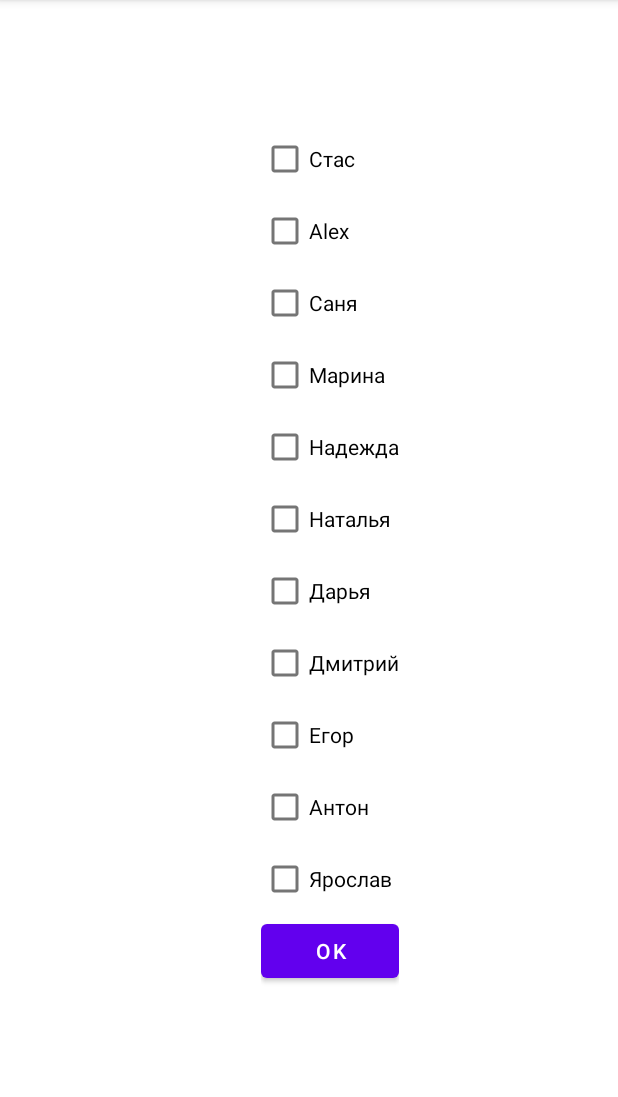
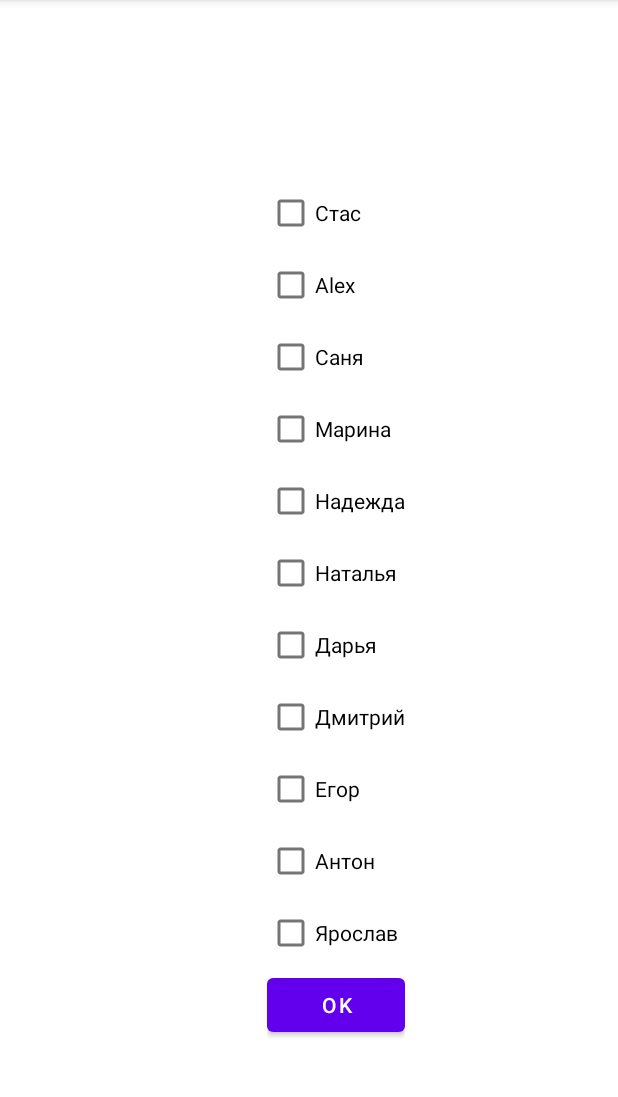
Before and after one commit to EgorTor11/Lessjn15RandomStudent, an Android app: the screen it shows after launch (MainActivity before the commit, MainActivity2 after it), after a tap on "ОТМЕТИТЬ ОТСУТСТВУЮЩИХ", on a phone screen of 412 x 824 dp, the part 84-1181 px from its top. Run offline under Robolectric (Android 15) with nearby library versions, the phone set to English and light mode, and no system bars; 1 other tap on this screen came first.

Commit message:
переписал при помощи второй активити

```diff
--- a/app/src/main/AndroidManifest.xml
+++ b/app/src/main/AndroidManifest.xml
@@ -10,6 +10,9 @@
         android:supportsRtl="true"
         android:theme="@style/Theme.Lessjn15RandomStudent">
         <activity
+            android:name=".MainActivity2"
+            android:exported="false" />
+        <activity
             android:name=".MainActivity"
             android:exported="true">
             <intent-filter>
--- /dev/null
+++ b/app/src/main/java/com/example/lessjn15randomstudent/IdIsEnable.kt
@@ -0,0 +1,5 @@
+package com.example.lessjn15randomstudent
+
+data class IdIsEnable(val id:Int, var isChecked:Boolean){
+
+}
--- a/app/src/main/java/com/example/lessjn15randomstudent/MainActivity.kt
+++ b/app/src/main/java/com/example/lessjn15randomstudent/MainActivity.kt
@@ -1,5 +1,6 @@
 package com.example.lessjn15randomstudent
 
+import android.content.Intent
 import android.graphics.Color
 import androidx.appcompat.app.AppCompatActivity
 import android.os.Bundle
@@ -11,94 +12,80 @@ import java.util.*
 class MainActivity : AppCompatActivity() {
     var tableRow: TableRow? = null
     var tvRandomStudent: TextView? = null
+
     var imageView: ImageView? = null
     var arrayListsOtsut = ArrayList<Int>()
     var btnStartSelect: Button? = null
     var btnVybOtsut: Button? = null
     var linearLayout: LinearLayout? = null
-    var checkBox0: CheckBox? = null
-    var checkBox1: CheckBox? = null
-    var checkBox2: CheckBox? = null
-    var checkBox3: CheckBox? = null
-    var checkBox4: CheckBox? = null
-    var checkBox5: CheckBox? = null
-    var checkBox6: CheckBox? = null
-    var checkBox7: CheckBox? = null
-    var checkBox8: CheckBox? = null
-    var checkBox9: CheckBox? = null
-    var checkBox10: CheckBox? = null
+
+
     val mapStudents = mutableMapOf(
-        R.id.checkBox0 to  Student("Стас",true,R.drawable.img0),
-        R.id.checkBox1 to  Student("Alex",true,R.drawable.img1),
-        R.id.checkBox2 to   Student("Саня",true,R.drawable.img2),
-        R.id.checkBox3 to   Student("Марина",true,R.drawable.img3),
-        R.id.checkBox4 to   Student("Надежда",true,R.drawable.img4),
-        R.id.checkBox5 to    Student("Наталья",true,R.drawable.img5),
-        R.id.checkBox6 to  Student("Дарья",true,R.drawable.img6),
-        R.id.checkBox7 to   Student("Дмитрий",true,R.drawable.img7),
-        R.id.checkBox8 to   Student("Егор",true,R.drawable.img8),
-        R.id.checkBox9 to   Student("Антон",true,R.drawable.img9),
-        R.id.checkBox10 to   Student("Ярослав",true,R.drawable.img10))
+        R.id.checkBox0 to Student("Стас", true, R.drawable.img0),
+        R.id.checkBox1 to Student("Alex", true, R.drawable.img1),
+        R.id.checkBox2 to Student("Саня", true, R.drawable.img2),
+        R.id.checkBox3 to Student("Марина", true, R.drawable.img3),
+        R.id.checkBox4 to Student("Надежда", true, R.drawable.img4),
+        R.id.checkBox5 to Student("Наталья", true, R.drawable.img5),
+        R.id.checkBox6 to Student("Дарья", true, R.drawable.img6),
+        R.id.checkBox7 to Student("Дмитрий", true, R.drawable.img7),
+        R.id.checkBox8 to Student("Егор", true, R.drawable.img8),
+        R.id.checkBox9 to Student("Антон", true, R.drawable.img9),
+        R.id.checkBox10 to Student("Ярослав", true, R.drawable.img10)
+    )
 
     override fun onCreate(savedInstanceState: Bundle?) {
         super.onCreate(savedInstanceState)
         setContentView(R.layout.activity_main)
         imageView = findViewById(R.id.imageView)
         tvRandomStudent = findViewById(R.id.tvRandomStudent)
+
         btnStartSelect = findViewById(R.id.btnStartSelect)
+
         btnVybOtsut = findViewById(R.id.btnVybOtsut)
         linearLayout = findViewById(R.id.linlay)
         tableRow = findViewById(R.id.tbrIm)
-        checkBox0 = findViewById(R.id.checkBox0)
-        checkBox1 = findViewById(R.id.checkBox1)
-        checkBox2 = findViewById(R.id.checkBox2)
-        checkBox3 = findViewById(R.id.checkBox3)
-        checkBox4 = findViewById(R.id.checkBox4)
-        checkBox5 = findViewById(R.id.checkBox5)
-        checkBox6 = findViewById(R.id.checkBox6)
-        checkBox7 = findViewById(R.id.checkBox7)
-        checkBox8 = findViewById(R.id.checkBox8)
-        checkBox9 = findViewById(R.id.checkBox9)
-        checkBox10 = findViewById(R.id.checkBox10)
+
 
     }
 
     fun onBtnStartClick(view: View?) {
+
         btnStartSelect!!.setBackgroundColor(Color.RED)
-     val ran  = mapStudents.values.toList().filter { it.isEnabled}.random() // преобразовал мапу в лист чисто по значениям, а его отфильтровал по полям
-        tvRandomStudent?.setText(ran.name)
-    imageView?.setImageResource(ran.imageID)
-        }
+        if (!mapStudents.values.toList().filter { it.isEnabled }.isEmpty()) {
+            val ran = mapStudents.values.toList().filter { it.isEnabled }
+                .random() // преобразовал мапу в лист чисто по значениям, а его отфильтровал по полям
+            tvRandomStudent?.setText(ran.name)
+            imageView?.setImageResource(ran.imageID)
+        } else Toast.makeText(this, "Все студенты отсутствуют!", Toast.LENGTH_LONG).show()
+
+    }
 
 
     fun onBtnVyborOtsutClick(view: View?) {
-        linearLayout!!.visibility = View.VISIBLE
-        tableRow!!.visibility = View.GONE
-        btnVybOtsut!!.visibility = View.GONE
-        btnStartSelect!!.visibility = View.GONE
-        tvRandomStudent!!.visibility = View.GONE
-        btnStartSelect!!.setBackgroundColor(Color.BLUE)
+//
+        startActivityForResult(Intent(this, MainActivity2::class.java), 11)
+
     }
 
-    fun onBtnOkClick(view: View?) {
-        linearLayout!!.visibility = View.GONE
-        btnVybOtsut!!.visibility = View.VISIBLE
-        btnStartSelect!!.visibility = View.VISIBLE
-        tvRandomStudent!!.visibility = View.VISIBLE
-        tableRow!!.visibility = View.VISIBLE
+    var str = ""
+    override fun onActivityResult(requestCode: Int, resultCode: Int, data: Intent?) {
+        super.onActivityResult(requestCode, resultCode, data)
+        if (requestCode == 11) {
+            str = data?.getStringExtra("id").toString()
+        }
+        proverka()
     }
 
-    fun onCheckboxClicked(view: View) {
-        val checkBox = view as CheckBox
-        val checked = checkBox.isChecked
-        for (a in mapStudents){
-            if (a.key==view.getId()){
-                if (checked){
-                    a.value.isEnabled=false
-                }else{a.value.isEnabled=true}
-            }
 
+    fun proverka() {
+        for (i in mapStudents.keys.toList()) {
+            mapStudents.get(i)?.isEnabled = !str.split(" ").contains(i.toString())
         }
+    }
 
-    }
+
+    // mapStudents.get(buttonView.id)?.isEnabled = !isChecked
+
+
 }
--- /dev/null
+++ b/app/src/main/java/com/example/lessjn15randomstudent/MainActivity2.kt
@@ -0,0 +1,69 @@
+package com.example.lessjn15randomstudent
+
+import android.content.Intent
+import androidx.appcompat.app.AppCompatActivity
+import android.os.Bundle
+import android.view.View
+import android.widget.CheckBox
+import android.widget.CompoundButton
+
+class MainActivity2 : AppCompatActivity(), CompoundButton.OnCheckedChangeListener {
+    val arreyListId = mutableListOf<Int>()
+    var checkBox0: CheckBox? = null
+    var checkBox1: CheckBox? = null
+    var checkBox2: CheckBox? = null
+    var checkBox3: CheckBox? = null
+    var checkBox4: CheckBox? = null
+    var checkBox5: CheckBox? = null
+    var checkBox6: CheckBox? = null
+    var checkBox7: CheckBox? = null
+    var checkBox8: CheckBox? = null
+    var checkBox9: CheckBox? = null
+    var checkBox10: CheckBox? = null
+    override fun onCreate(savedInstanceState: Bundle?) {
+        super.onCreate(savedInstanceState)
+        setContentView(R.layout.activity_main2)
+        checkBox0 = findViewById(R.id.checkBox0)
+        checkBox1 = findViewById(R.id.checkBox1)
+        checkBox2 = findViewById(R.id.checkBox2)
+        checkBox3 = findViewById(R.id.checkBox3)
+        checkBox4 = findViewById(R.id.checkBox4)
+        checkBox5 = findViewById(R.id.checkBox5)
+        checkBox6 = findViewById(R.id.checkBox6)
+        checkBox7 = findViewById(R.id.checkBox7)
+        checkBox8 = findViewById(R.id.checkBox8)
+        checkBox9 = findViewById(R.id.checkBox9)
+        checkBox10 = findViewById(R.id.checkBox10)
+
+        checkBox0?.setOnCheckedChangeListener(this)
+        checkBox1?.setOnCheckedChangeListener(this)
+        checkBox2?.setOnCheckedChangeListener(this)
+        checkBox3?.setOnCheckedChangeListener(this)
+        checkBox4?.setOnCheckedChangeListener(this)
+        checkBox5?.setOnCheckedChangeListener(this)
+        checkBox6?.setOnCheckedChangeListener(this)
+        checkBox7?.setOnCheckedChangeListener(this)
+        checkBox8?.setOnCheckedChangeListener(this)
+        checkBox9?.setOnCheckedChangeListener(this)
+        checkBox10?.setOnCheckedChangeListener(this)
+
+    }
+
+    var str = "255"
+    override fun onCheckedChanged(buttonView: CompoundButton?, isChecked: Boolean) {
+
+        if (buttonView != null) {
+            if (isChecked) {
+                arreyListId.add(buttonView.id)
+                str = arreyListId.joinToString(" ")
+            }
+        }
+    }
+
+    fun onBtnOkClick(view: View?) {
+
+        intent.putExtra("id", str)
+        setResult(RESULT_OK, intent)
+        finish()
+    }
+}
--- a/app/src/main/res/layout/activity_main.xml
+++ b/app/src/main/res/layout/activity_main.xml
@@ -36,104 +36,6 @@
             android:textStyle="bold|italic" />
     </TableRow>
 
-    <LinearLayout
-        android:id="@+id/linlay"
-        android:layout_width="wrap_content"
-        android:layout_height="wrap_content"
-        android:layout_marginStart="164dp"
-        android:layout_marginBottom="100dp"
-        android:orientation="vertical"
-        android:padding="10dp"
-        android:visibility="gone"
-        app:layout_constraintBottom_toBottomOf="parent"
-        app:layout_constraintStart_toStartOf="parent">
-
-        <CheckBox
-            android:id="@+id/checkBox0"
-            android:layout_width="match_parent"
-            android:layout_height="wrap_content"
-            android:onClick="onCheckboxClicked"
-            android:text="Стас" />
-
-        <CheckBox
-            android:id="@+id/checkBox1"
-            android:layout_width="match_parent"
-            android:layout_height="wrap_content"
-            android:onClick="onCheckboxClicked"
-            android:text="Alex" />
-
-        <CheckBox
-            android:id="@+id/checkBox2"
-            android:layout_width="match_parent"
-            android:layout_height="wrap_content"
-            android:onClick="onCheckboxClicked"
-            android:text="Саня" />
-
-        <CheckBox
-            android:id="@+id/checkBox3"
-            android:layout_width="match_parent"
-            android:layout_height="wrap_content"
-            android:onClick="onCheckboxClicked"
-            android:text="Марина" />
-
-        <CheckBox
-            android:id="@+id/checkBox4"
-            android:layout_width="match_parent"
-            android:layout_height="wrap_content"
-            android:onClick="onCheckboxClicked"
-            android:text="Надежда" />
-
-        <CheckBox
-            android:id="@+id/checkBox5"
-            android:layout_width="match_parent"
-            android:layout_height="wrap_content"
-            android:onClick="onCheckboxClicked"
-            android:text="Наталья" />
-
-        <CheckBox
-            android:id="@+id/checkBox6"
-            android:layout_width="match_parent"
-            android:layout_height="wrap_content"
-            android:onClick="onCheckboxClicked"
-            android:text="Дарья" />
-
-        <CheckBox
-            android:id="@+id/checkBox7"
-            android:layout_width="match_parent"
-            android:layout_height="wrap_content"
-            android:onClick="onCheckboxClicked"
-            android:text="Дмитрий" />
-
-        <CheckBox
-            android:id="@+id/checkBox8"
-            android:layout_width="match_parent"
-            android:layout_height="wrap_content"
-            android:onClick="onCheckboxClicked"
-            android:text="Егор" />
-
-        <CheckBox
-            android:id="@+id/checkBox9"
-            android:layout_width="match_parent"
-            android:layout_height="wrap_content"
-            android:onClick="onCheckboxClicked"
-            android:text="Антон" />
-
-        <CheckBox
-            android:id="@+id/checkBox10"
-            android:layout_width="match_parent"
-            android:layout_height="wrap_content"
-            android:onClick="onCheckboxClicked"
-            android:text="Ярослав" />
-
-        <Button
-            android:id="@+id/button2"
-            android:layout_width="match_parent"
-            android:layout_height="wrap_content"
-            android:onClick="onBtnOkClick"
-            android:text="OK" />
-
-    </LinearLayout>
-
     <Button
         android:id="@+id/btnVybOtsut"
         android:layout_width="0dp"
--- /dev/null
+++ b/app/src/main/res/layout/activity_main2.xml
@@ -0,0 +1,98 @@
+<?xml version="1.0" encoding="utf-8"?>
+<androidx.constraintlayout.widget.ConstraintLayout xmlns:android="http://schemas.android.com/apk/res/android"
+    xmlns:app="http://schemas.android.com/apk/res-auto"
+    xmlns:tools="http://schemas.android.com/tools"
+    android:layout_width="match_parent"
+    android:layout_height="match_parent"
+    tools:context=".MainActivity2">
+
+    <LinearLayout
+        android:id="@+id/linlay"
+        android:layout_width="wrap_content"
+        android:layout_height="wrap_content"
+        android:layout_marginStart="168dp"
+        android:layout_marginBottom="64dp"
+        android:orientation="vertical"
+        android:padding="10dp"
+        android:visibility="visible"
+        app:layout_constraintBottom_toBottomOf="parent"
+        app:layout_constraintStart_toStartOf="parent"
+        tools:visibility="visible">
+
+        <CheckBox
+            android:id="@+id/checkBox0"
+            android:layout_width="match_parent"
+            android:layout_height="wrap_content"
+
+            android:text="Стас" />
+
+        <CheckBox
+            android:id="@+id/checkBox1"
+            android:layout_width="match_parent"
+            android:layout_height="wrap_content"
+            android:text="Alex" />
+
+        <CheckBox
+            android:id="@+id/checkBox2"
+            android:layout_width="match_parent"
+            android:layout_height="wrap_content"
+            android:text="Саня" />
+
+        <CheckBox
+            android:id="@+id/checkBox3"
+            android:layout_width="match_parent"
+            android:layout_height="wrap_content"
+            android:text="Марина" />
+
+        <CheckBox
+            android:id="@+id/checkBox4"
+            android:layout_width="match_parent"
+            android:layout_height="wrap_content"
+            android:text="Надежда" />
+
+        <CheckBox
+            android:id="@+id/checkBox5"
+            android:layout_width="match_parent"
+            android:layout_height="wrap_content"
+            android:text="Наталья" />
+
+        <CheckBox
+            android:id="@+id/checkBox6"
+            android:layout_width="match_parent"
+            android:layout_height="wrap_content"
+            android:text="Дарья" />
+
+        <CheckBox
+            android:id="@+id/checkBox7"
+            android:layout_width="match_parent"
+            android:layout_height="wrap_content"
+            android:text="Дмитрий" />
+
+        <CheckBox
+            android:id="@+id/checkBox8"
+            android:layout_width="match_parent"
+            android:layout_height="wrap_content"
+            android:text="Егор" />
+
+        <CheckBox
+            android:id="@+id/checkBox9"
+            android:layout_width="match_parent"
+            android:layout_height="wrap_content"
+            android:text="Антон" />
+
+        <CheckBox
+            android:id="@+id/checkBox10"
+            android:layout_width="match_parent"
+            android:layout_height="wrap_content"
+            android:text="Ярослав" />
+
+        <Button
+            android:id="@+id/button2"
+            android:layout_width="match_parent"
+            android:layout_height="wrap_content"
+            android:onClick="onBtnOkClick"
+            android:text="OK" />
+
+    </LinearLayout>
+
+</androidx.constraintlayout.widget.ConstraintLayout>
```
